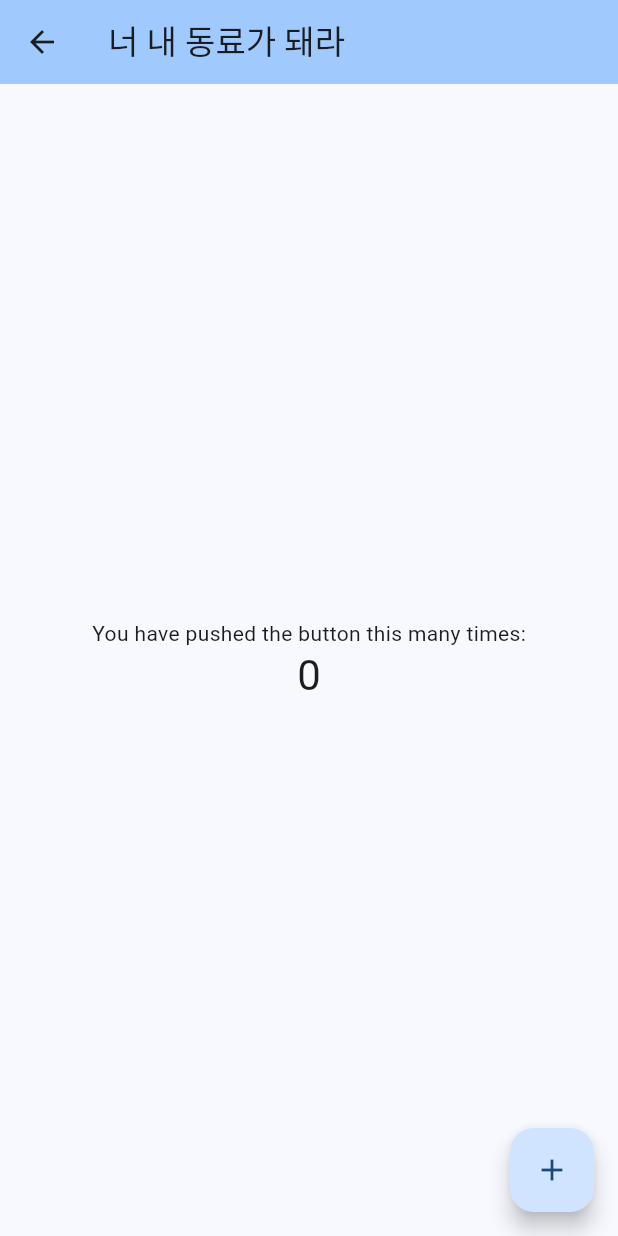
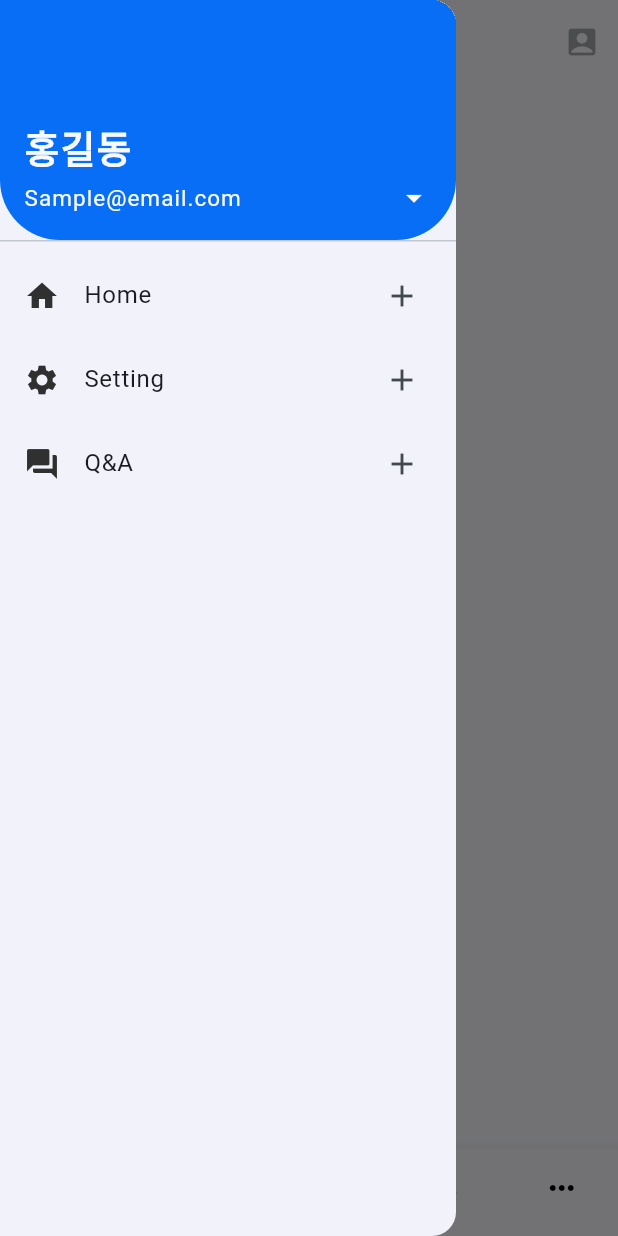
Before and after one commit to jaywapp/be-my-colleague, a Flutter app: the MyHomePage screen opened directly, with the side drawer open (before the commit the screen has no drawer), on a phone screen of 412 x 824 dp. Run offline on Flutter 3.47's test engine with Material 3 defaults, Android fonts, the phone set to English and light mode, and no system bars.

Commit message:
set layouts

```diff
--- a/be_my_colleague/lib/main_screen.dart
+++ b/be_my_colleague/lib/main_screen.dart
@@ -17,46 +17,120 @@ class MyHomePage extends StatefulWidget {
   @override
   State<MyHomePage> createState() => _MyHomePageState();
 }
+
 class _MyHomePageState extends State<MyHomePage> {
-  int _counter = 0;
-
-  void _incrementCounter() {
-    setState(() {
-      // This call to setState tells the Flutter framework that something has
-      // changed in this State, which causes it to rerun the build method below
-      // so that the display can reflect the updated values. If we changed
-      // _counter without calling setState(), then the build method would not be
-      // called again, and so nothing would appear to happen.
-      _counter++;
-    });
-  }
+  int _bottomItemIndex = 0;
 
   @override
   Widget build(BuildContext context) {
     return Scaffold(
       appBar: AppBar(
-        backgroundColor: Theme.of(context).colorScheme.inversePrimary,
+        centerTitle: true,
         title: Text(widget.title),
+        actions: [
+          IconButton(icon: Icon(Icons.account_box_rounded), onPressed: null),
+        ],
       ),
-      body: Center(
-        child: Column(
-          mainAxisAlignment: MainAxisAlignment.center,
-          children: <Widget>[
-            const Text(
-              'You have pushed the button this many times:',
-            ),
-            Text(
-              '$_counter',
-              style: Theme.of(context).textTheme.headlineMedium,
-            ),
-          ],
+      drawer:Drawer(
+        child: ListView(
+            padding: EdgeInsets.zero,
+            children: [
+              UserAccountsDrawerHeader(
+                accountName: Text(
+                  '홍길동',
+                  style: TextStyle(
+                    letterSpacing: 1.0,
+                    fontSize: 25,
+                    fontWeight: FontWeight.bold,
+                  ),
+                ),
+                accountEmail: Text(
+                  'Sample@email.com',
+                  style: TextStyle(
+                    letterSpacing: 0.7,
+                    fontSize: 15,
+                    fontWeight: FontWeight.normal,
+                  ),
+                ),
+                onDetailsPressed: () {
+                  print('Arrow will rotate after clicking');
+                },
+                decoration: BoxDecoration(
+                  color:  Theme.of(context).colorScheme.primary,
+                  borderRadius: BorderRadius.only(
+                    bottomLeft: Radius.circular(40.0),
+                    bottomRight: Radius.circular(40.0),
+                  ),
+                ),
+              ),
+              ListTile(
+                leading: Icon(
+                  Icons.home,
+                  color: Colors.grey[850],
+                ),
+                title: Text('Home'),
+                onTap: () {
+                  print('Home is clicked');
+                },
+                trailing: Icon(Icons.add),
+              ),
+              ListTile(
+                leading: Icon(
+                  Icons.settings,
+                  color: Colors.grey[850],
+                ),
+                title: Text('Setting'),
+                onTap: () {
+                  print('Setting is clicked');
+                },
+                trailing: Icon(Icons.add),
+              ),
+              ListTile(
+                leading: Icon(
+                  Icons.question_answer,
+                  color: Colors.grey[850],
+                ),
+                title: Text('Q&A'),
+                onTap: () {
+                  print('Q&A is clicked');
+                },
+                trailing: Icon(Icons.add),
+              ),
+            ],
+          ),
         ),
+      bottomNavigationBar: BottomNavigationBar(
+        items: const <BottomNavigationBarItem>[
+           BottomNavigationBarItem(
+            icon: Icon(Icons.home_filled),
+            label: '홈',
+          ),
+          BottomNavigationBarItem(
+            icon: Icon(Icons.supervised_user_circle_sharp),
+            label: '회원정보',
+          ),
+          BottomNavigationBarItem(
+            icon: Icon(Icons.calendar_month),
+            label: '일정',
+          ),
+          BottomNavigationBarItem(
+            icon: Icon(Icons.attach_money),
+            label: '회비',
+          ),
+          BottomNavigationBarItem(
+            icon: Icon(Icons.more_horiz),
+            label: '더보기',
+          ),
+        ],
+        currentIndex: _bottomItemIndex,
+        selectedItemColor: Theme.of(context).colorScheme.primary,
+        unselectedItemColor: Colors.black,
+        onTap: (int index) {
+          setState(() {
+            _bottomItemIndex = index;
+          });
+        },
       ),
-      floatingActionButton: FloatingActionButton(
-        onPressed: _incrementCounter,
-        tooltip: 'Increment',
-        child: const Icon(Icons.add),
-      ), // This trailing comma makes auto-formatting nicer for build methods.
     );
   }
 }
--- /dev/null
+++ b/be_my_colleague/lib/model/club.dart
@@ -0,0 +1,8 @@
+import 'package:flutter/material.dart';
+
+class Club{
+
+  String name;
+
+   Club(this.name);
+}
```
